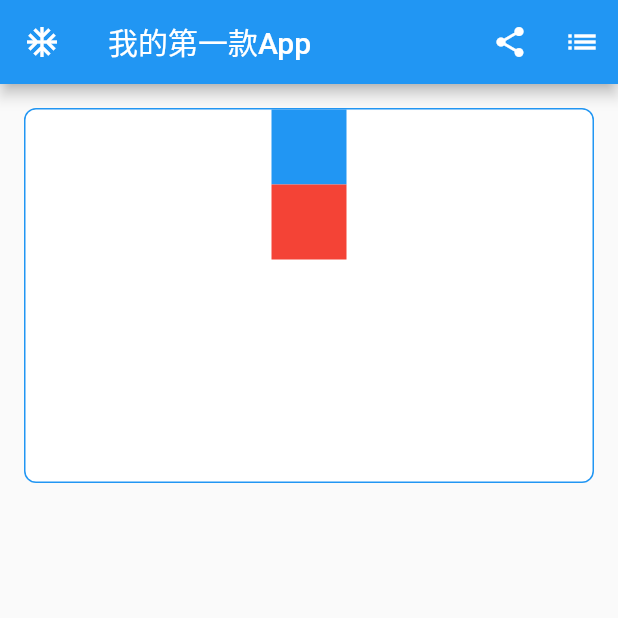
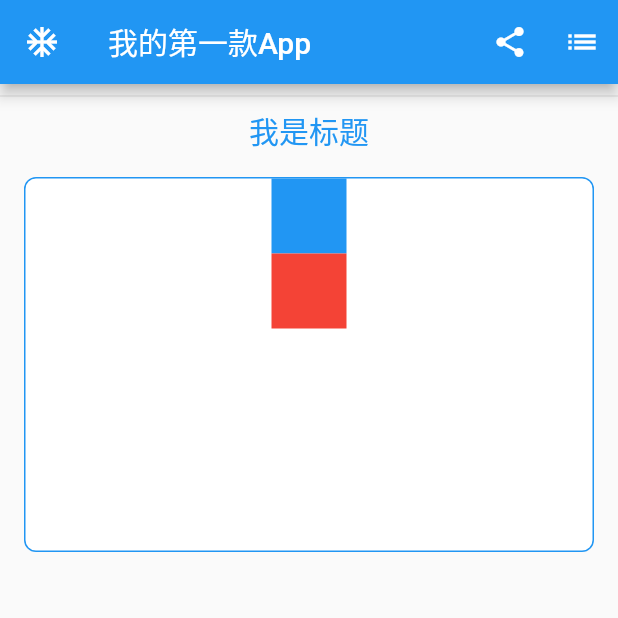
Before and after one commit to cnatom/flutter_learning_2023, a Flutter app: the screen it shows after launch, on a phone screen of 412 x 824 dp, the top half of it. Run offline on Flutter 3.47's test engine with Material 2 defaults, Android fonts, the phone set to English and light mode, and no system bars.

Commit message:
✨feature(main):Container标题

```diff
--- a/lib/main.dart
+++ b/lib/main.dart
@@ -21,11 +21,13 @@ class MyHomePage extends StatelessWidget {
   Widget build(BuildContext context) {
     return Scaffold(
       appBar: _buildAppBar(),
-      body: Column(
+      body: SingleChildScrollView(
+        child: Column(
           children: [
 
 
             _buildContainer(
+                title: "我是标题",
                 child: Column(
                   children: [
                     _buildBlock(),
@@ -37,10 +39,11 @@ class MyHomePage extends StatelessWidget {
 
           ],
         ),
+      ),
     );
   }
 
-  Widget _buildBlock({Color color = Colors.blue}){
+  Widget _buildBlock({Color color = Colors.blue}) {
     return Container(
       height: 50,
       width: 50,
@@ -48,8 +51,19 @@ class MyHomePage extends StatelessWidget {
     );
   }
 
-  Widget _buildContainer({Widget? child}){
-    return Container(
+  Widget _buildContainer({String? title, Widget? child}) {
+    Widget titleWidget = Container();
+    if (title != null) {
+      titleWidget = Text(
+        title,
+        style: const TextStyle(color: Colors.blue, fontSize: 20),
+      );
+    }
+    return Column(
+      children: [
+        Divider(),
+        titleWidget,
+        Container(
           width: double.infinity,
           height: 250.0,
           // 不到迫不得已，不要给Container设置height！ 此处仅仅用于演示
@@ -64,9 +78,10 @@ class MyHomePage extends StatelessWidget {
               borderRadius: BorderRadius.circular(8)),
           // 放在Container内的组件
           child: child,
+        )
+      ],
     );
   }
-
 
   AppBar _buildAppBar() {
     return AppBar(
```
Lines whose indentation alone changed are shown as unchanged.
